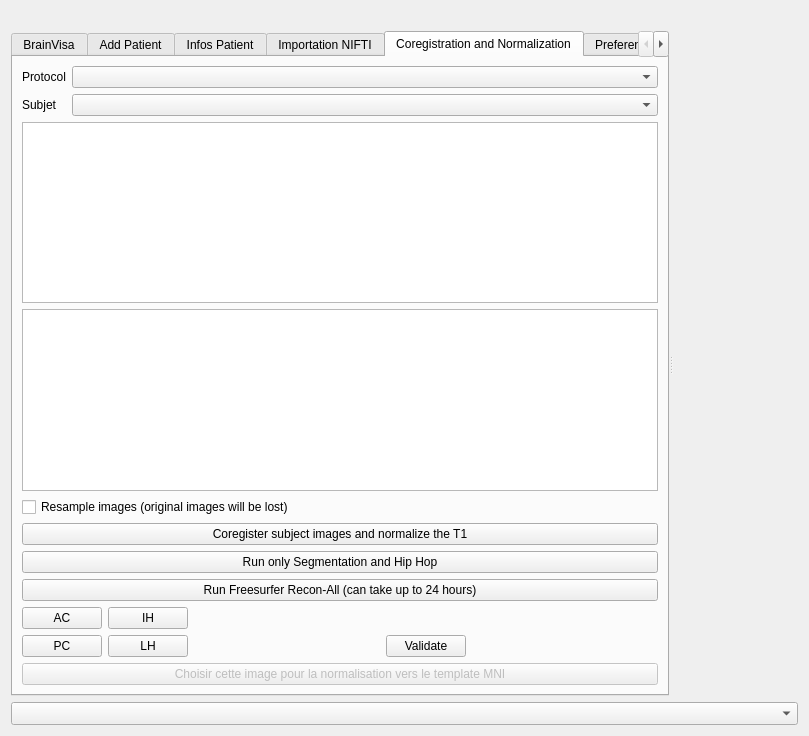
Old version of the form ImageImport.ui in the repository IntrAnatSEEGSoftware/IntrAnat.
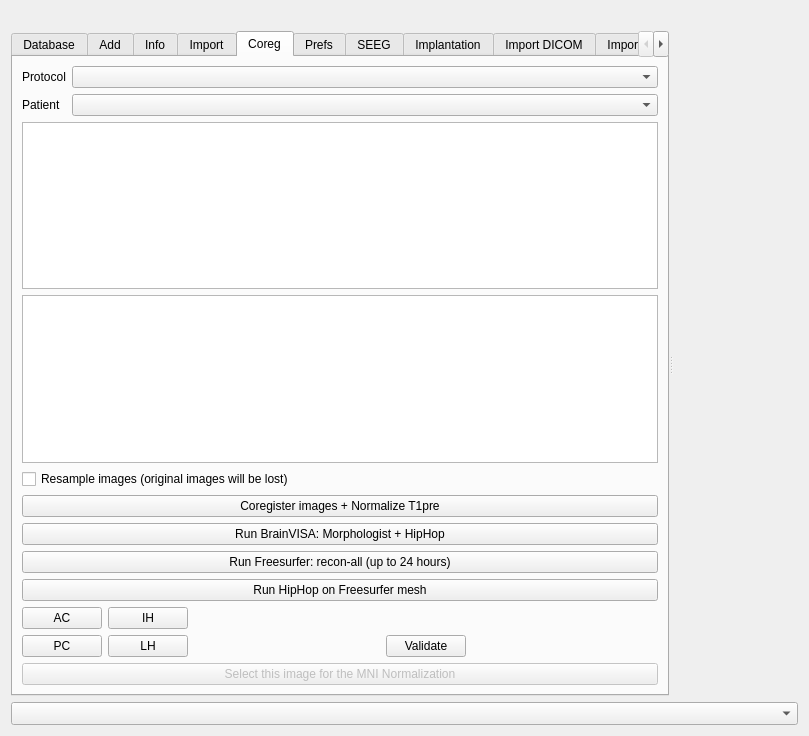
New version of the form.

Commit message: Added progress bar and reorganized code

The edit to the form file:
```diff
--- a/ImageImport.ui
+++ b/ImageImport.ui
@@ -52,7 +52,7 @@
       </property>
       <widget class="QWidget" name="tab_5">
        <attribute name="title">
-        <string>BrainVisa</string>
+        <string>Database</string>
        </attribute>
        <layout class="QVBoxLayout" name="verticalLayout_6">
         <item>
@@ -123,7 +123,7 @@
       </widget>
       <widget class="QWidget" name="tab_8">
        <attribute name="title">
-        <string>Add Patient</string>
+        <string>Add</string>
        </attribute>
        <layout class="QVBoxLayout" name="verticalLayout_10">
         <item>
@@ -375,7 +375,7 @@
       </widget>
       <widget class="QWidget" name="tab_9">
        <attribute name="title">
-        <string>Infos Patient</string>
+        <string>Info</string>
        </attribute>
        <layout class="QVBoxLayout" name="verticalLayout_14">
         <item>
@@ -436,7 +436,7 @@
       </widget>
       <widget class="QWidget" name="tab_2">
        <attribute name="title">
-        <string>Importation NIFTI</string>
+        <string>Import</string>
        </attribute>
        <layout class="QVBoxLayout" name="verticalLayout_11">
         <item>
@@ -758,7 +758,7 @@
       </widget>
       <widget class="QWidget" name="tab_6">
        <attribute name="title">
-        <string>Coregistration and Normalization</string>
+        <string>Coreg</string>
        </attribute>
        <layout class="QVBoxLayout" name="verticalLayout_12">
         <item>
@@ -779,7 +779,7 @@
           <item row="1" column="0">
            <widget class="QLabel" name="label_19">
             <property name="text">
-             <string>Subjet</string>
+             <string>Patient</string>
             </property>
            </widget>
           </item>
@@ -807,31 +807,31 @@
            <bool>true</bool>
           </property>
           <property name="text">
-           <string>Coregister subject images and normalize the T1</string>
+           <string>Coregister images + Normalize T1pre</string>
           </property>
          </widget>
         </item>
         <item>
          <widget class="QPushButton" name="segmentationHIPHOPbutton">
           <property name="text">
-           <string>Run only Segmentation and Hip Hop</string>
+           <string>Run BrainVISA: Morphologist + HipHop</string>
           </property>
          </widget>
         </item>
         <item>
          <widget class="QPushButton" name="FreeSurferReconAllpushButton">
           <property name="text">
-           <string>Run Freesurfer Recon-All (can take up to 24 hours)</string>
+           <string>Run Freesurfer: recon-all (up to 24 hours)</string>
           </property>
          </widget>
         </item>
-        <!-- item>
+        <item>
          <widget class="QPushButton" name="runMarsAtlasFreesurferButton">
           <property name="text">
-           <string>Run Hip Hop on Freesurfer Mesh</string>
+           <string>Run HipHop on Freesurfer mesh</string>
           </property>
          </widget>
-        </item -->
+        </item>
         <item>
          <layout class="QHBoxLayout" name="horizontalLayout_18">
           <item>
@@ -940,7 +940,7 @@
            <bool>false</bool>
           </property>
           <property name="text">
-           <string>Choisir cette image pour la normalisation vers le template MNI</string>
+           <string>Select this image for the MNI Normalization</string>
           </property>
          </widget>
         </item>
@@ -948,7 +948,7 @@
       </widget>
       <widget class="QWidget" name="tab_4">
        <attribute name="title">
-        <string>Preferences...</string>
+        <string>Prefs</string>
        </attribute>
        <layout class="QVBoxLayout" name="verticalLayout_5">
         <item>
@@ -1175,7 +1175,7 @@
       </widget>
       <widget class="QWidget" name="tab_10">
        <attribute name="title">
-        <string>Importation SEEG</string>
+        <string>SEEG</string>
        </attribute>
        <layout class="QVBoxLayout" name="verticalLayout_13">
         <item>
@@ -1774,7 +1774,7 @@
       </widget>
       <widget class="QWidget" name="tab_3">
        <attribute name="title">
-        <string>Importation dossier DICOM</string>
+        <string>Import DICOM</string>
        </attribute>
        <layout class="QVBoxLayout" name="verticalLayout_3">
         <item>
@@ -1950,7 +1950,7 @@
       </widget>
       <widget class="QWidget" name="tab">
        <attribute name="title">
-        <string>Importation PACS</string>
+        <string>Import PACS</string>
        </attribute>
        <layout class="QVBoxLayout" name="verticalLayout_2">
         <item>
```
Left out of the diff: 28 changed lines with no effect on the pictures. The commit also changes 2 other files.
